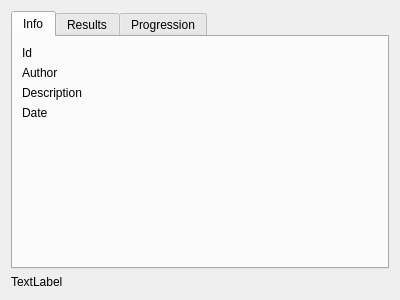
The window that src/genelab/core/ui/widgets/experiments/experimentctrl.ui (GeneCraft/GeneCraft-Project) describes before a commit, drawn with Qt 5.
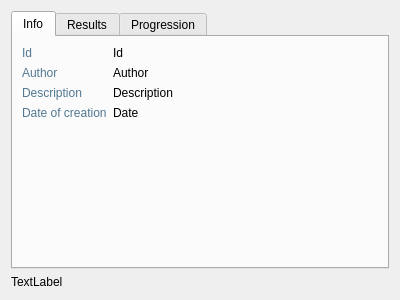
The same window after the commit. The open tabs and pages were chosen to show the change. Icons and pictures are not drawn.

The edit to the form file:
```diff
--- a/src/genelab/core/ui/widgets/experiments/experimentctrl.ui
+++ b/src/genelab/core/ui/widgets/experiments/experimentctrl.ui
@@ -23,36 +23,89 @@
       <attribute name="title">
        <string>Info</string>
       </attribute>
-      <layout class="QVBoxLayout" name="verticalLayout">
-       <item>
+      <layout class="QGridLayout" name="gridLayout_4">
+       <item row="0" column="0">
+        <widget class="QLabel" name="label_2">
+         <property name="styleSheet">
+          <string notr="true">color: rgb(81, 119, 145);</string>
+         </property>
+         <property name="text">
+          <string>Id</string>
+         </property>
+        </widget>
+       </item>
+       <item row="0" column="1">
         <widget class="QLabel" name="lblId">
          <property name="text">
           <string>Id</string>
          </property>
         </widget>
        </item>
-       <item>
+       <item row="1" column="0">
+        <widget class="QLabel" name="label_3">
+         <property name="styleSheet">
+          <string notr="true">color: rgb(81, 119, 145);</string>
+         </property>
+         <property name="text">
+          <string>Author</string>
+         </property>
+        </widget>
+       </item>
+       <item row="1" column="1">
         <widget class="QLabel" name="lblAuthor">
          <property name="text">
           <string>Author</string>
          </property>
         </widget>
        </item>
-       <item>
+       <item row="2" column="0">
+        <widget class="QLabel" name="label_4">
+         <property name="styleSheet">
+          <string notr="true">color: rgb(81, 119, 145);</string>
+         </property>
+         <property name="text">
+          <string>Description</string>
+         </property>
+        </widget>
+       </item>
+       <item row="2" column="1">
         <widget class="QLabel" name="lblDescription">
          <property name="text">
           <string>Description</string>
          </property>
         </widget>
        </item>
-       <item>
+       <item row="4" column="0">
+        <widget class="QLabel" name="label_5">
+         <property name="styleSheet">
+          <string notr="true">color: rgb(81, 119, 145);</string>
+         </property>
+         <property name="text">
+          <string>Date of creation</string>
+         </property>
+        </widget>
+       </item>
+       <item row="4" column="1">
         <widget class="QLabel" name="lblDate">
          <property name="text">
           <string>Date</string>
          </property>
         </widget>
        </item>
-       <item>
+       <item row="5" column="1">
+        <spacer name="horizontalSpacer">
+         <property name="orientation">
+          <enum>Qt::Horizontal</enum>
+         </property>
+         <property name="sizeHint" stdset="0">
+          <size>
+           <width>40</width>
+           <height>20</height>
+          </size>
+         </property>
+        </spacer>
+       </item>
+       <item row="5" column="0">
         <spacer name="verticalSpacer">
          <property name="orientation">
           <enum>Qt::Vertical</enum>
```
Left out of the diff: 33 changed lines with no effect on the pictures.
